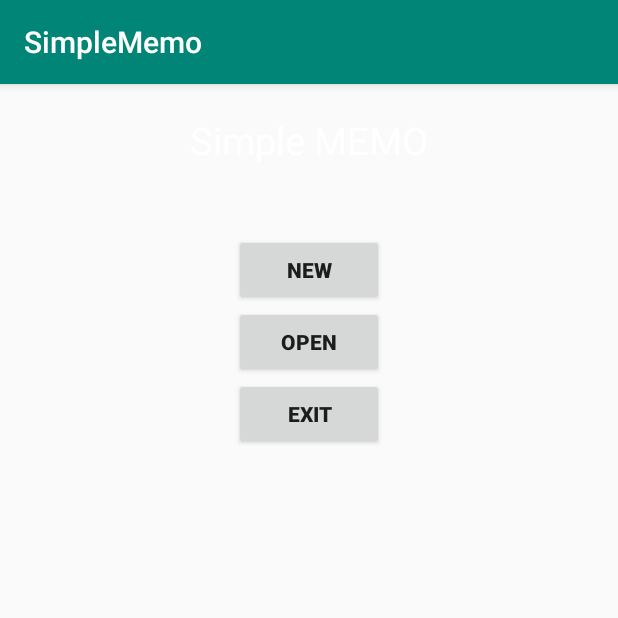
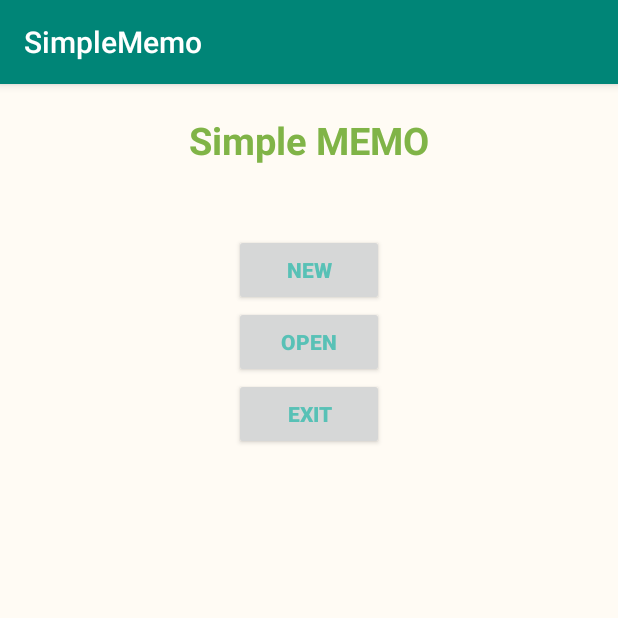
Before and after one commit to jgw1413/Team-D, an Android app: the screen it shows after launch (MainActivity), on a phone screen of 412 x 824 dp, the top half of it. Run offline under Robolectric (Android 15) with nearby library versions, the phone set to English and light mode, and no system bars.

Commit message:
메인화면 디자인 변경

```diff
--- a/app/src/main/res/layout/activity_main.xml
+++ b/app/src/main/res/layout/activity_main.xml
@@ -4,17 +4,19 @@
     xmlns:android="http://schemas.android.com/apk/res/android"
     android:layout_height="fill_parent"
     android:layout_width="fill_parent"
-    android:orientation="vertical"  >
+    android:orientation="vertical"
+    android:background="#fffbf4">
 
     <TextView
         android:layout_height="80dip"
         android:layout_width="wrap_content"
         android:layout_gravity="center"
         android:textColorHighlight="#00ff00"
-        android:textColor="#ffffff"
+        android:textColor="#80b447"
         android:textSize="25dip"
         android:text="@string/str_title"
-        android:layout_marginTop="20dip"/>
+        android:layout_marginTop="20dip"
+        android:textStyle="bold"/>
 
     <LinearLayout
         android:layout_height="fill_parent"
@@ -27,14 +29,16 @@
             android:layout_gravity="center"
             android:text="@string/str_new"
             android:id="@+id/btn_new"
-            android:textStyle="bold"/>
+            android:textStyle="bold"
+            android:textColor="#58c1b6"/>
 
         <Button android:layout_height="wrap_content"
             android:layout_width="100dip"
             android:layout_gravity="center"
             android:text="@string/str_open"
             android:id="@+id/btn_open"
-            android:textStyle="bold"/>
+            android:textStyle="bold"
+            android:textColor="#58c1b6"/>
 
         <Button
             android:layout_height="wrap_content"
@@ -42,7 +46,8 @@
             android:layout_gravity="center"
             android:text="@string/str_exit"
             android:id="@+id/btn_exit"
-            android:textStyle="bold"/>
+            android:textStyle="bold"
+            android:textColor="#58c1b6"/>
 
     </LinearLayout>
 </LinearLayout>
```
